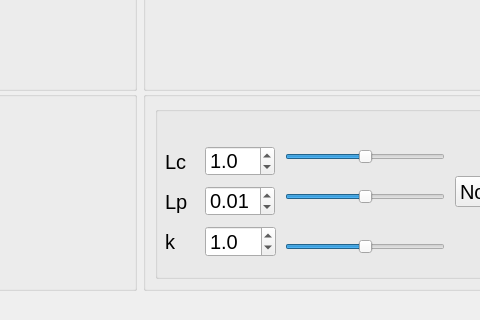
Qt form src/designer.ui (Andachten/DataYee) before a commit; both pictures show x 120 to 600 and y 462 to 782 of the 1307 by 782 pixel window.
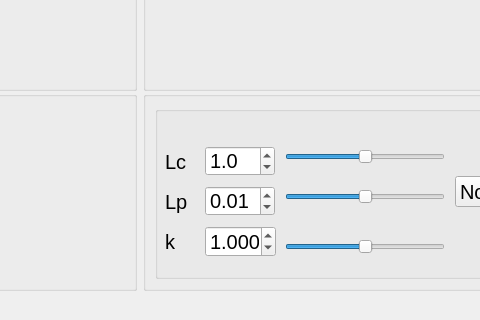
The same form after that commit. Icons and pictures are not drawn.

```diff
--- a/src/designer.ui
+++ b/src/designer.ui
@@ -203,7 +203,7 @@
            </rect>
           </property>
           <property name="decimals">
-           <number>1</number>
+           <number>3</number>
           </property>
           <property name="value">
            <double>1.000000000000000</double>
```
Left out of the diff: 32 changed lines with no effect on the pictures.
